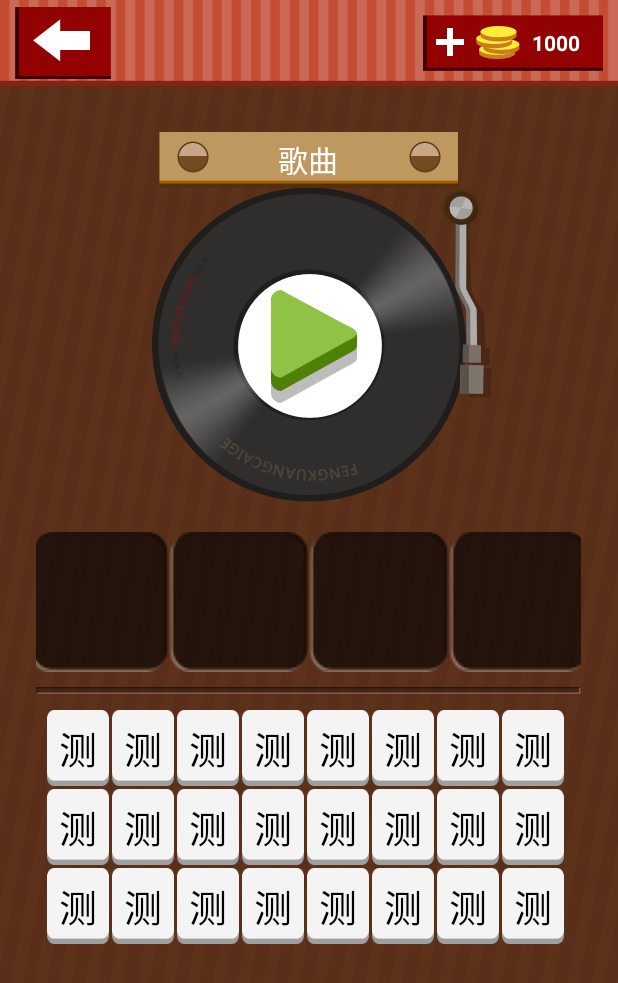
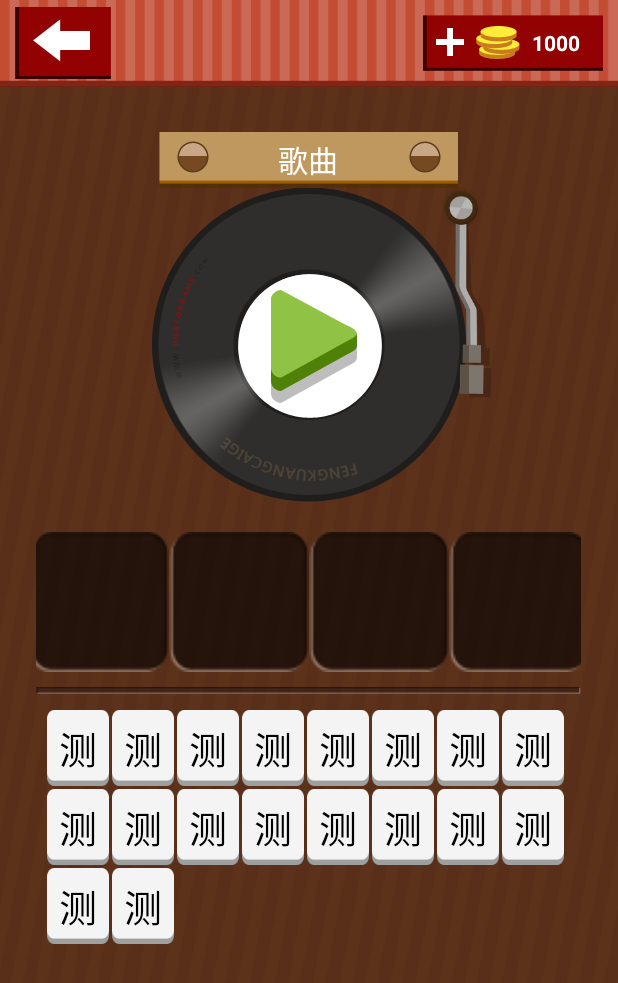
Before and after one commit to wukong696/GuessMusic, an Android app: the screen it shows after launch (MainActivity), on a phone screen of 412 x 824 dp. Shown: the top 983 px of the screen. Run offline under Robolectric (Android 15) with nearby library versions, the phone set to English and light mode, and no system bars.

Commit message:
增加待选文字动画和点击事件的接口

```diff
--- a/app/src/main/java/com/example/yue/gm/MainActivity.java
+++ b/app/src/main/java/com/example/yue/gm/MainActivity.java
@@ -12,14 +12,16 @@ import android.widget.Button;
 import android.widget.ImageButton;
 import android.widget.ImageView;
 import android.widget.LinearLayout;
+import android.widget.Toast;
 
 import java.util.ArrayList;
 
+import model.IWordButtonClickListener;
 import model.WordButton;
 import myui.MyGridView;
 import util.Util;
 
-public class MainActivity extends Activity {
+public class MainActivity extends Activity  implements IWordButtonClickListener{
 
     //唱片动画定义
     private Animation mPanAnim;//定义动画
@@ -65,6 +67,8 @@ public class MainActivity extends Activity {
         mViewPanbar = (ImageView)findViewById(R.id.pin_1);
         mMygridView = (MyGridView)findViewById(R.id.gridview);//待选文本框
         mViewWordsCantainer = (LinearLayout)findViewById(R.id.word_select_container);//已选文本框
+        //注册监听
+        mMygridView.registOnWordButtonClick(this);
 
 
         //初始化唱片动画
@@ -152,6 +156,12 @@ public class MainActivity extends Activity {
     }
 
     @Override
+    public void onWordButtonClick(WordButton wordButton){
+        Toast.makeText(this,wordButton.mindex + "",Toast.LENGTH_SHORT).show();
+
+    }
+
+    @Override
     protected void onPause() {
         mViewPan.clearColorFilter();
         super.onPause();
--- /dev/null
+++ b/app/src/main/java/model/IWordButtonClickListener.java
@@ -0,0 +1,6 @@
+package model;
+//定义按键点击接口
+public interface IWordButtonClickListener {
+    void onWordButtonClick(WordButton wordButton);
+
+}
--- a/app/src/main/java/myui/MyGridView.java
+++ b/app/src/main/java/myui/MyGridView.java
@@ -4,6 +4,8 @@ import android.content.Context;
 import android.util.AttributeSet;
 import android.view.View;
 import android.view.ViewGroup;
+import android.view.animation.Animation;
+import android.view.animation.AnimationUtils;
 import android.widget.BaseAdapter;
 import android.widget.Button;
 import android.widget.GridView;
@@ -13,6 +15,7 @@ import com.example.yue.gm.R;
 import java.util.ArrayList;
 
 
+import model.IWordButtonClickListener;
 import model.WordButton;
 import util.Util;
 
@@ -29,6 +32,11 @@ public class MyGridView extends GridView {
 
     //定义一个context
     private Context mContext;
+    //定义动画容器
+    private Animation mScaleAnimation;
+
+    //定义接口
+    private IWordButtonClickListener mWordButtonListener;
 
     public MyGridView(Context context, AttributeSet attributeSet){
         super(context,attributeSet);
@@ -72,14 +80,28 @@ public class MyGridView extends GridView {
         public View getView(int pos, View v, ViewGroup p){
             //获取一个view，并且将对应位置的数据显示在上面
             //1.当前选择项。2.对应的view 3.view所在的组
-            WordButton holder;
+            final WordButton holder;
 
             if(v == null){//判断是否创建了
                 v = Util.getView(mContext, R.layout.self_ui_gridview_item);
 
                 holder = mArrayList.get(pos);
+
+                mScaleAnimation = AnimationUtils.loadAnimation(mContext,R.anim.scale);//获取动画
+
+                //设置动画延迟时间
+                mScaleAnimation.setStartOffset(pos * 50);
+
                 holder.mindex = pos;
                 holder.mViewButton = (Button)v.findViewById(R.id.item_btn);
+
+                //设置点击事件
+                holder.mViewButton.setOnClickListener(new View.OnClickListener(){
+                    @Override
+                    public void onClick(View v) {
+                        mWordButtonListener.onWordButtonClick(holder);
+                    }
+                });
 
                 v.setTag(holder);
             }else {
@@ -87,6 +109,7 @@ public class MyGridView extends GridView {
 
             }
             holder.mViewButton.setText(holder.mWordString);//设置显示文字
+            v.startAnimation(mScaleAnimation);//设置动画
             return v;
 
 
@@ -94,5 +117,8 @@ public class MyGridView extends GridView {
     }
 
 
-
+    //注册接口
+    public void registOnWordButtonClick(IWordButtonClickListener listener){
+        mWordButtonListener = listener;
+    }
 }
--- /dev/null
+++ b/app/src/main/res/anim/scale.xml
@@ -0,0 +1,15 @@
+<?xml version="1.0" encoding="utf-8"?>
+<set xmlns:android="http://schemas.android.com/apk/res/android">
+
+    <scale
+        android:duration="500"
+        android:fillAfter="false"
+        android:fromXScale="0.0"
+        android:fromYScale="0.0"
+        android:interpolator="@android:anim/accelerate_decelerate_interpolator"
+        android:pivotX="50%"
+        android:pivotY="50%"
+        android:toXScale="1.0"
+        android:toYScale="1.0" />
+
+</set>
```
